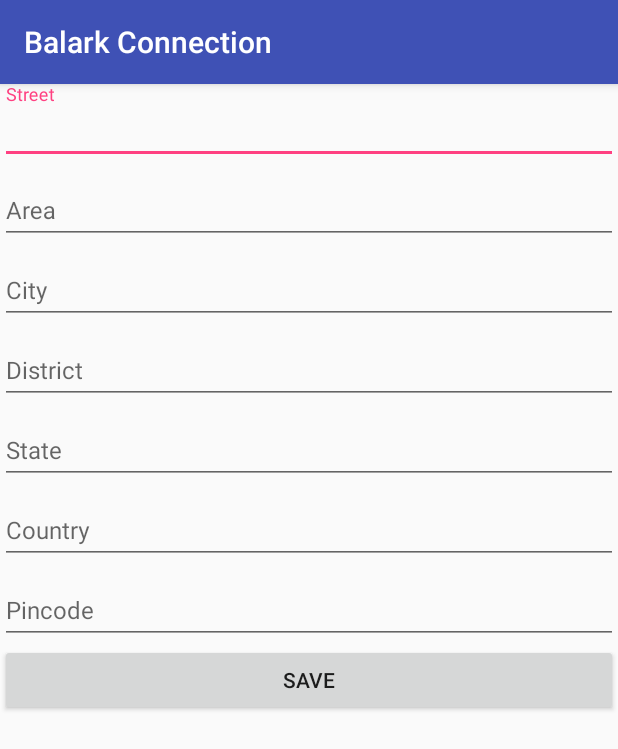
After one commit to BhadrakaliSoftware/Balark-Connection, an Android app: the EditAddressActiity screen opened directly, with no data from a screen before it, on a phone screen of 412 x 824 dp. The commit adds this screen. Shown: the top 749 px of the screen. Run offline under Robolectric (Android 15) with nearby library versions, the phone set to English and light mode, and no system bars; our stand-ins replace ButterKnife, Firebase (no records; nobody signed in at launch, a user with empty details on screens opened directly).

Commit message:
-> Updated code to add user address in the database

```diff
--- a/app/build.gradle
+++ b/app/build.gradle
@@ -40,4 +40,5 @@ dependencies {
     annotationProcessor 'com.jakewharton:butterknife-compiler:8.8.1'
 }
 
+
 apply plugin: 'com.google.gms.google-services'
--- a/app/src/main/AndroidManifest.xml
+++ b/app/src/main/AndroidManifest.xml
@@ -32,7 +32,8 @@
             android:label="@string/title_activity_main"
             android:theme="@style/AppTheme.NoActionBar" />
         <activity android:name=".ProfileActivity" />
-        <activity android:name=".EditProfileActivity"></activity>
+        <activity android:name=".EditProfileActivity" />
+        <activity android:name=".EditAddressActiity"></activity>
     </application>
 
 </manifest>
--- /dev/null
+++ b/app/src/main/java/com/bhadrasoft/balarkconnection/EditAddressActiity.java
@@ -0,0 +1,107 @@
+package com.bhadrasoft.balarkconnection;
+
+import android.support.v7.app.AppCompatActivity;
+import android.os.Bundle;
+import android.view.View;
+import android.widget.Button;
+import android.widget.EditText;
+
+import com.bhadrasoft.balarkconnection.models.Address;
+import com.google.firebase.auth.FirebaseAuth;
+import com.google.firebase.database.DatabaseError;
+import com.google.firebase.database.DatabaseReference;
+import com.google.firebase.database.FirebaseDatabase;
+
+import java.util.HashMap;
+import java.util.Map;
+
+import butterknife.BindView;
+import butterknife.ButterKnife;
+
+public class EditAddressActiity extends AppCompatActivity implements View.OnClickListener, DatabaseReference.CompletionListener {
+
+    @BindView(R.id.activity_edit_address_input_area)
+    EditText etArea;
+
+    @BindView(R.id.activity_edit_address_input_city)
+    EditText etCity;
+
+    @BindView(R.id.activity_edit_address_input_country)
+    EditText etCountry;
+
+    @BindView(R.id.activity_edit_address_input_district)
+    EditText etDisctrict;
+
+    @BindView(R.id.activity_edit_address_input_pincode)
+    EditText etPincode;
+
+    @BindView(R.id.activity_edit_address_input_state)
+    EditText etState;
+
+    @BindView(R.id.activity_edit_address_input_street)
+    EditText etStreet;
+
+    @BindView(R.id.activity_edit_address_button_save)
+    Button buttonSave;
+
+    @Override
+    protected void onCreate(Bundle savedInstanceState) {
+        super.onCreate(savedInstanceState);
+        setContentView(R.layout.activity_edit_address_actiity);
+        init();
+        initListeners();
+        loadAddress();
+    }
+
+    private void loadAddress() {
+    }
+
+    private void initListeners() {
+        buttonSave.setOnClickListener(this);
+    }
+
+    private void init() {
+        ButterKnife.bind(this);
+    }
+
+    @Override
+    public void onClick(View v) {
+        switch (v.getId()) {
+            case R.id.activity_edit_address_button_save:
+                saveUserAddress();
+                break;
+        }
+    }
+
+    private void saveUserAddress() {
+
+        //current user id
+        String userId = FirebaseAuth.getInstance().getCurrentUser().getUid();
+
+        final FirebaseDatabase database = FirebaseDatabase.getInstance();
+        DatabaseReference addressReference = database.getReference().child("addresses");
+
+        Map<String, Object> userAddress = new HashMap<>();
+        userAddress.put(Address.STREET, etStreet.getText().toString());
+        userAddress.put(Address.USER_ID, userId);
+        userAddress.put(Address.AREA, etArea.getText().toString());
+        userAddress.put(Address.CITY, etCity.getText().toString());
+        userAddress.put(Address.COUNTRY, etCountry.getText().toString());
+        userAddress.put(Address.DISTRICT, etDisctrict.getText().toString());
+        userAddress.put(Address.PINCODE, etPincode.getText().toString());
+        userAddress.put(Address.STATE, etState.getText().toString());
+
+        addressReference.updateChildren(userAddress, this);
+    }
+
+    @Override
+    public void onComplete(DatabaseError databaseError, DatabaseReference databaseReference) {
+        if (databaseError != null) {
+            System.out.println("Data could not be saved " + databaseError.getMessage());
+        } else {
+            System.out.println("Data saved successfully.");
+            finish();
+        }
+    }
+
+}
--- a/app/src/main/java/com/bhadrasoft/balarkconnection/PersonListFragment.java
+++ b/app/src/main/java/com/bhadrasoft/balarkconnection/PersonListFragment.java
@@ -95,11 +95,13 @@ public class PersonListFragment extends Fragment implements ValueEventListener,
     @Override
     public void onDataChange(DataSnapshot dataSnapshot) {
 
+        SwipeRefreshLayout.setRefreshing(false);
+        users.clear();
+
         Gson gson = new Gson();
         JsonElement jsonElement = gson.toJsonTree(dataSnapshot.getValue());
         Log.d(TAG, "onDataChange: " + jsonElement.getAsJsonObject());
 
-        users.clear();
         JSONObject jsonObject = null;
         try {
             jsonObject = new JSONObject(jsonElement.toString());
@@ -120,6 +122,7 @@ public class PersonListFragment extends Fragment implements ValueEventListener,
 
     @Override
     public void onCancelled(DatabaseError databaseError) {
+        SwipeRefreshLayout.setRefreshing(false);
         Log.d(TAG, "dataset cancelled: ");
     }
 
--- a/app/src/main/java/com/bhadrasoft/balarkconnection/Utils/Constants.java
+++ b/app/src/main/java/com/bhadrasoft/balarkconnection/Utils/Constants.java
@@ -8,4 +8,5 @@ public class Constants {
     public static final int REQUEST_CODE_REGISTRATION = 01;
     public static final int REQUEST_CODE_PROFILE = 02;
     public static final int REQUEST_CODE_EDIT_PROFILE = 03;
+    public static final int REQUEST_CODE_EDIT_ADDRESS = 04;
 }
--- /dev/null
+++ b/app/src/main/res/layout/activity_edit_address_actiity.xml
@@ -0,0 +1,117 @@
+<?xml version="1.0" encoding="utf-8"?>
+<ScrollView xmlns:android="http://schemas.android.com/apk/res/android"
+    android:layout_width="match_parent"
+    android:layout_height="wrap_content">
+
+    <LinearLayout
+        android:layout_width="match_parent"
+        android:layout_height="wrap_content"
+        android:orientation="vertical">
+        <!--Street-->
+        <android.support.design.widget.TextInputLayout
+            android:layout_width="match_parent"
+            android:layout_height="wrap_content">
+
+            <EditText
+                android:id="@+id/activity_edit_address_input_street"
+                android:layout_width="match_parent"
+                android:layout_height="wrap_content"
+                android:hint="@string/hint_street"
+                android:lines="1"
+                android:textSize="16sp" />
+
+        </android.support.design.widget.TextInputLayout>
+        <!--Area-->
+        <android.support.design.widget.TextInputLayout
+            android:layout_width="match_parent"
+            android:layout_height="wrap_content">
+
+            <EditText
+                android:id="@+id/activity_edit_address_input_area"
+                android:layout_width="match_parent"
+                android:layout_height="wrap_content"
+                android:hint="@string/hint_area"
+                android:lines="1"
+                android:textSize="16sp" />
+
+        </android.support.design.widget.TextInputLayout>
+        <!--City-->
+        <android.support.design.widget.TextInputLayout
+            android:layout_width="match_parent"
+            android:layout_height="wrap_content">
+
+            <EditText
+                android:id="@+id/activity_edit_address_input_city"
+                android:layout_width="match_parent"
+                android:layout_height="wrap_content"
+                android:hint="@string/hint_city"
+                android:lines="1"
+                android:textSize="16sp" />
+
+        </android.support.design.widget.TextInputLayout>
+        <!--District-->
+        <android.support.design.widget.TextInputLayout
+            android:layout_width="match_parent"
+            android:layout_height="wrap_content">
+
+            <EditText
+                android:id="@+id/activity_edit_address_input_district"
+                android:layout_width="match_parent"
+                android:layout_height="wrap_content"
+                android:hint="@string/hint_dictrict"
+                android:lines="1"
+                android:textSize="16sp" />
+
+        </android.support.design.widget.TextInputLayout>
+        <!--State-->
+        <android.support.design.widget.TextInputLayout
+            android:layout_width="match_parent"
+            android:layout_height="wrap_content">
+
+            <EditText
+                android:id="@+id/activity_edit_address_input_state"
+                android:layout_width="match_parent"
+                android:layout_height="wrap_content"
+                android:hint="@string/hint_state"
+                android:lines="1"
+                android:textSize="16sp" />
+
+        </android.support.design.widget.TextInputLayout>
+        <!--Country-->
+        <android.support.design.widget.TextInputLayout
+            android:layout_width="match_parent"
+            android:layout_height="wrap_content">
+
+            <EditText
+                android:id="@+id/activity_edit_address_input_country"
+                android:layout_width="match_parent"
+                android:layout_height="wrap_content"
+                android:hint="@string/hint_country"
+                android:lines="1"
+                android:textSize="16sp" />
+
+        </android.support.design.widget.TextInputLayout>
+        <!--Pincode-->
+        <android.support.design.widget.TextInputLayout
+            android:layout_width="match_parent"
+            android:layout_height="wrap_content">
+
+            <EditText
+                android:id="@+id/activity_edit_address_input_pincode"
+                android:layout_width="match_parent"
+                android:layout_height="wrap_content"
+                android:hint="@string/hint_pincode"
+                android:lines="1"
+                android:textSize="16sp" />
+
+        </android.support.design.widget.TextInputLayout>
+        <!--Save button-->
+        <Button
+            android:id="@+id/activity_edit_address_button_save"
+            android:layout_width="match_parent"
+            android:layout_height="wrap_content"
+            android:text="Save" />
+
+    </LinearLayout>
+
+</ScrollView>
--- a/app/src/main/res/layout/layout_address.xml
+++ b/app/src/main/res/layout/layout_address.xml
@@ -17,6 +17,7 @@
             android:text="@string/hint_address" />
 
         <ImageView
+            android:id="@+id/layout_address_img_edit"
             android:layout_alignParentEnd="true"
             android:layout_width="wrap_content"
             android:layout_height="wrap_content"
--- a/app/src/main/res/values/strings.xml
+++ b/app/src/main/res/values/strings.xml
@@ -73,4 +73,11 @@
     <string name="hint_personal_detail">Personal Detail</string>
     <string name="hint_birthdate">Birth Date</string>
     <string name="action_signout">Singout</string>
+    <string name="hint_street">Street</string>
+    <string name="hint_area">Area</string>
+    <string name="hint_city">City</string>
+    <string name="hint_dictrict">District</string>
+    <string name="hint_state">State</string>
+    <string name="hint_country">Country</string>
+    <string name="hint_pincode">Pincode</string>
 </resources>
```
Also changed, not shown: app/src/main/java/com/bhadrasoft/balarkconnection/EditProfileActivity.java (+9 -13 lines), app/src/main/java/com/bhadrasoft/balarkconnection/ProfileActivity.java (+12 -2 lines).
